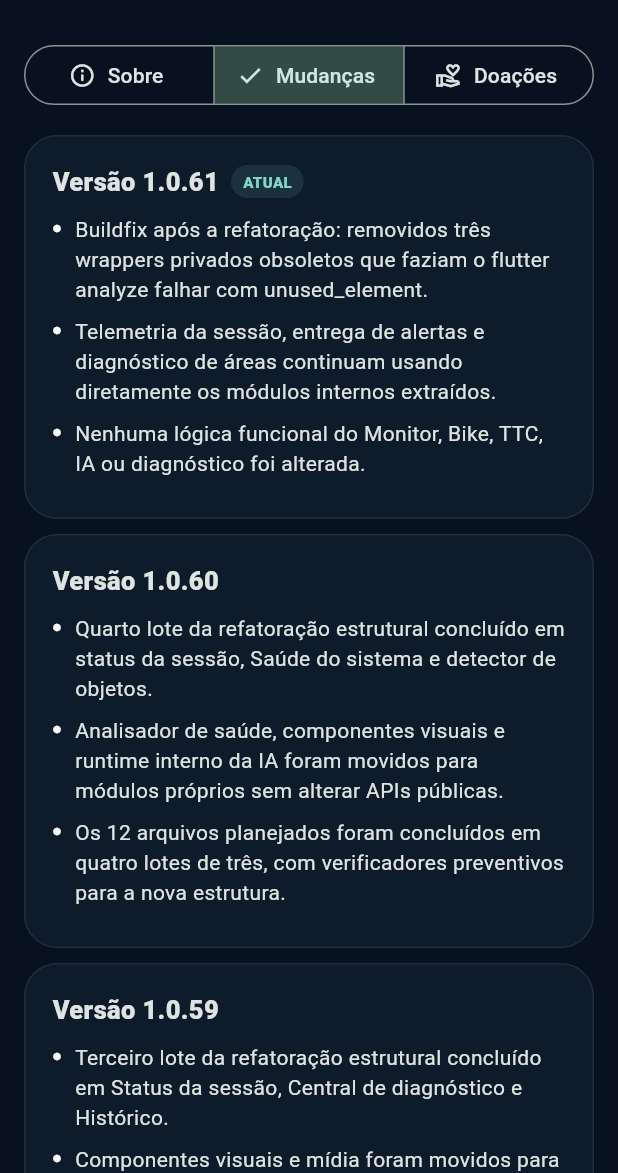
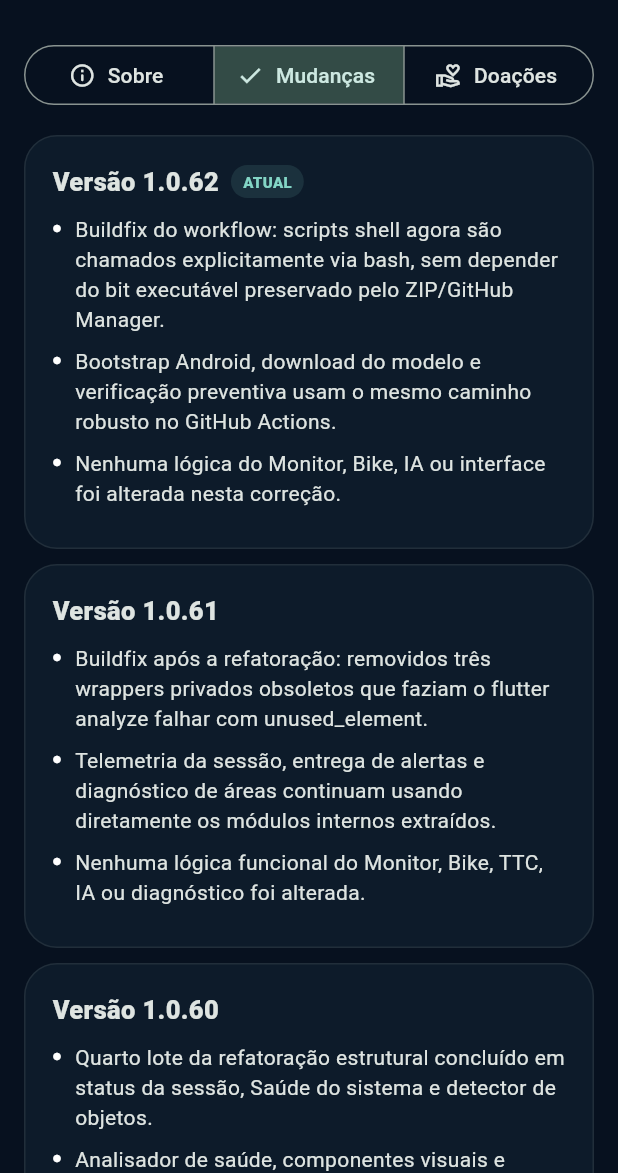
Before and after one commit to adriedsonlemoz/Vigia-IA, a Flutter app: the AppInfoScreen screen opened directly, after a tap on "Mudanças", on a phone screen of 412 x 824 dp, the part 63-1236 px from its top. Run offline on Flutter 3.47's test engine with Material 3 defaults, Android fonts, the phone set to English and light mode, and no system bars; our stand-ins replace camera, flutter_tts, qr_flutter; missing offline and left inert: flutter_litert, mobile_scanner, vlc_player; accounts and stored records are empty.

Commit message:
Atualização • vigiaia v1.0.62+62 • GitHub Manager • 20/09/2026 11:16:43

```diff
--- a/app_identity.json
+++ b/app_identity.json
@@ -4,7 +4,7 @@
   "applicationId": "com.vigiaia.app",
   "namespace": "com.vigiaia.app",
   "identityStatus": "full-vigiaia-technical-identity",
-  "notes": "A 1.0.61 corrige três wrappers privados obsoletos deixados pela refatoração do MonitorController, eliminando warnings do flutter analyze sem alterar a lógica dos módulos extraídos.",
-  "version": "1.0.61",
-  "build": 61
+  "notes": "A 1.0.62 torna o workflow robusto quando ZIP/GitHub Manager nao preserva o bit executavel dos scripts shell, chamando bootstrap, download do modelo e verificacao preventiva explicitamente via bash.",
+  "version": "1.0.62",
+  "build": 62
 }
--- a/lib/core/app_metadata.dart
+++ b/lib/core/app_metadata.dart
@@ -2,8 +2,8 @@ class AppMetadata {
   const AppMetadata._();
 
   static const String name = 'Vigia IA';
-  static const String version = '1.0.61';
-  static const int build = 61;
+  static const String version = '1.0.62';
+  static const int build = 62;
   static const String developer = 'Adriedson Lemos';
   static const String pixKey = 'adriedson@outlook.com';
 }
--- a/lib/screens/app_info_screen_components.dart
+++ b/lib/screens/app_info_screen_components.dart
@@ -58,8 +58,17 @@ class _ChangesPanel extends StatelessWidget {
     return const Column(
       children: [
         _ReleaseCard(
+          version: '1.0.62',
+          current: true,
+          changes: [
+            'Buildfix do workflow: scripts shell agora são chamados explicitamente via bash, sem depender do bit executável preservado pelo ZIP/GitHub Manager.',
+            'Bootstrap Android, download do modelo e verificação preventiva usam o mesmo caminho robusto no GitHub Actions.',
+            'Nenhuma lógica do Monitor, Bike, IA ou interface foi alterada nesta correção.',
+          ],
+        ),
+        SizedBox(height: 10),
+        _ReleaseCard(
           version: '1.0.61',
-          current: true,
           changes: [
             'Buildfix após a refatoração: removidos três wrappers privados obsoletos que faziam o flutter analyze falhar com unused_element.',
             'Telemetria da sessão, entrega de alertas e diagnóstico de áreas continuam usando diretamente os módulos internos extraídos.',
--- a/pubspec.yaml
+++ b/pubspec.yaml
@@ -1,7 +1,7 @@
 name: vigiaia
 description: Vigia IA para monitoramento local com camera, RTSP e deteccao de objetos offline.
 publish_to: "none"
-version: 1.0.61+61
+version: 1.0.62+62
 environment:
   sdk: ">=3.12.0 <4.0.0"
   flutter: ">=3.44.0"
```
Also changed, not shown: 7 other files.
